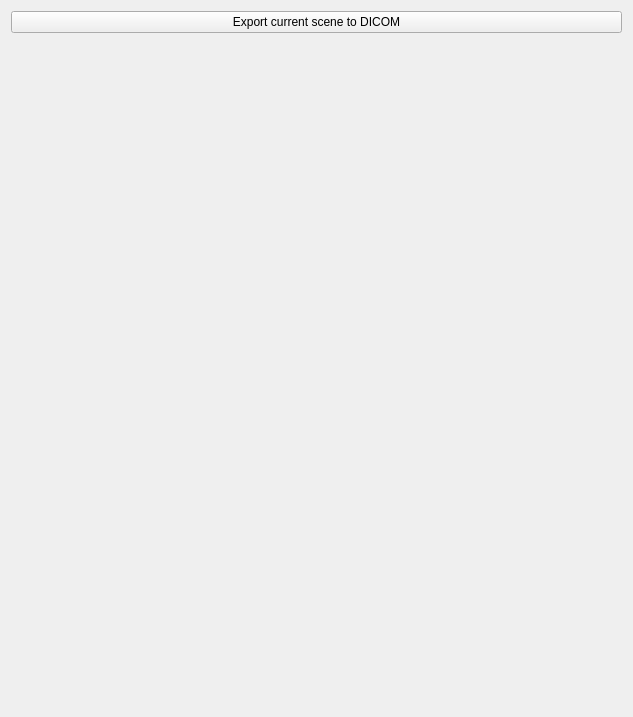
koegl/mthesis-datasets, file AmigoStatistics/AmigoStatistics/Resources/UI/AmigoStatistics.ui: the form before one commit.
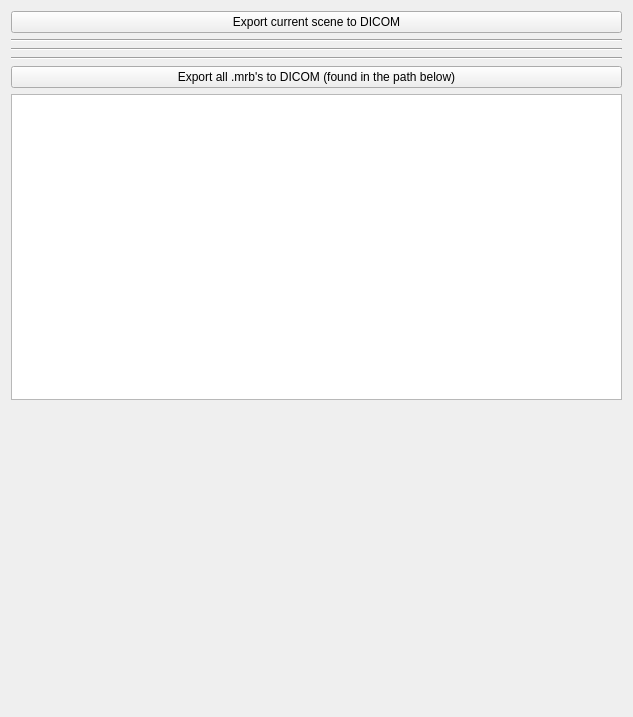
The form after the commit. Custom widgets are drawn as their Qt base class.

Commit message: added button and tex field to export mrbs to dicom found in a folder

Diff of the .ui file:
```diff
--- a/AmigoStatistics/AmigoStatistics/Resources/UI/AmigoStatistics.ui
+++ b/AmigoStatistics/AmigoStatistics/Resources/UI/AmigoStatistics.ui
@@ -21,6 +21,41 @@
      </property>
     </widget>
    </item>
+   <item>
+    <widget class="Line" name="line_3">
+     <property name="orientation">
+      <enum>Qt::Horizontal</enum>
+     </property>
+    </widget>
+   </item>
+   <item>
+    <widget class="Line" name="line_2">
+     <property name="orientation">
+      <enum>Qt::Horizontal</enum>
+     </property>
+    </widget>
+   </item>
+   <item>
+    <widget class="Line" name="line">
+     <property name="orientation">
+      <enum>Qt::Horizontal</enum>
+     </property>
+    </widget>
+   </item>
+   <item>
+    <widget class="QPushButton" name="exportAllMrbsFoundInFolderToDicomButton">
+     <property name="text">
+      <string>Export all .mrb's to DICOM (found in the path below)</string>
+     </property>
+    </widget>
+   </item>
+   <item>
+    <widget class="QPlainTextEdit" name="plainTextEdit">
+     <property name="plainText">
+      <string>&lt;path to folder where mrb's are contained (can be in subfolders etc, they will be extracted automatically)&gt;</string>
+     </property>
+    </widget>
+   </item>
    <item>
     <spacer name="verticalSpacer">
      <property name="orientation">
```
